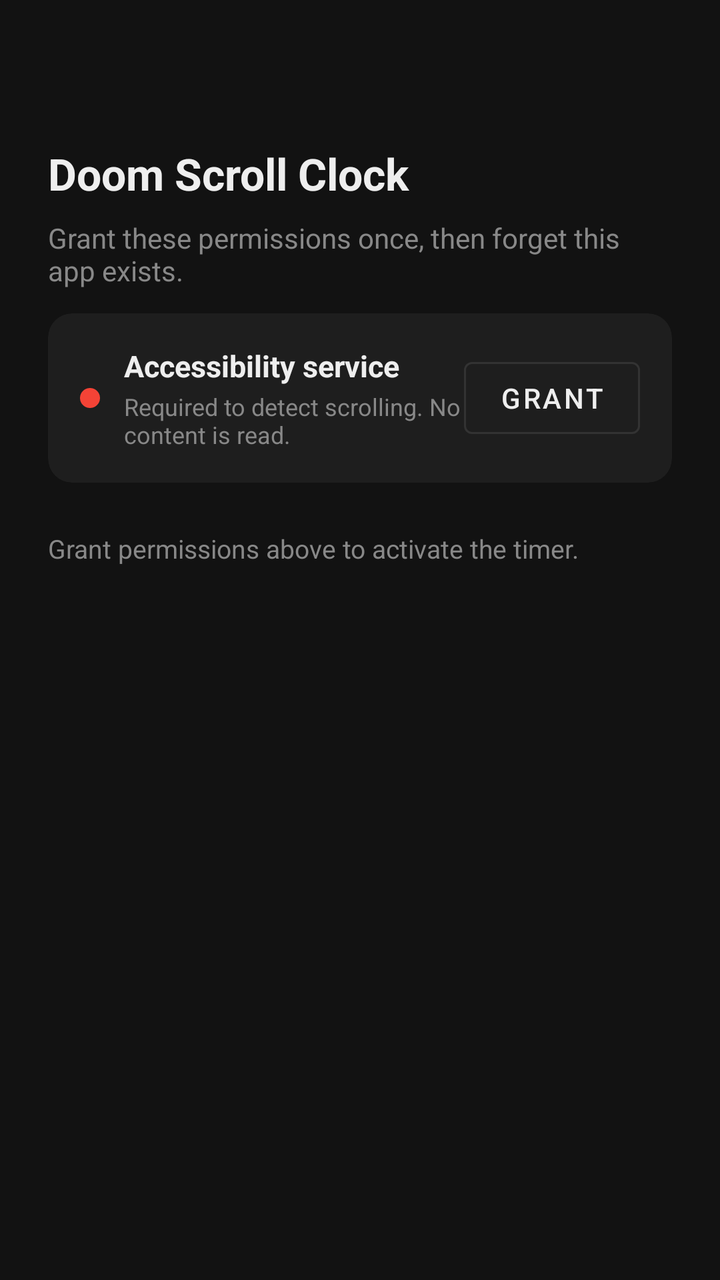
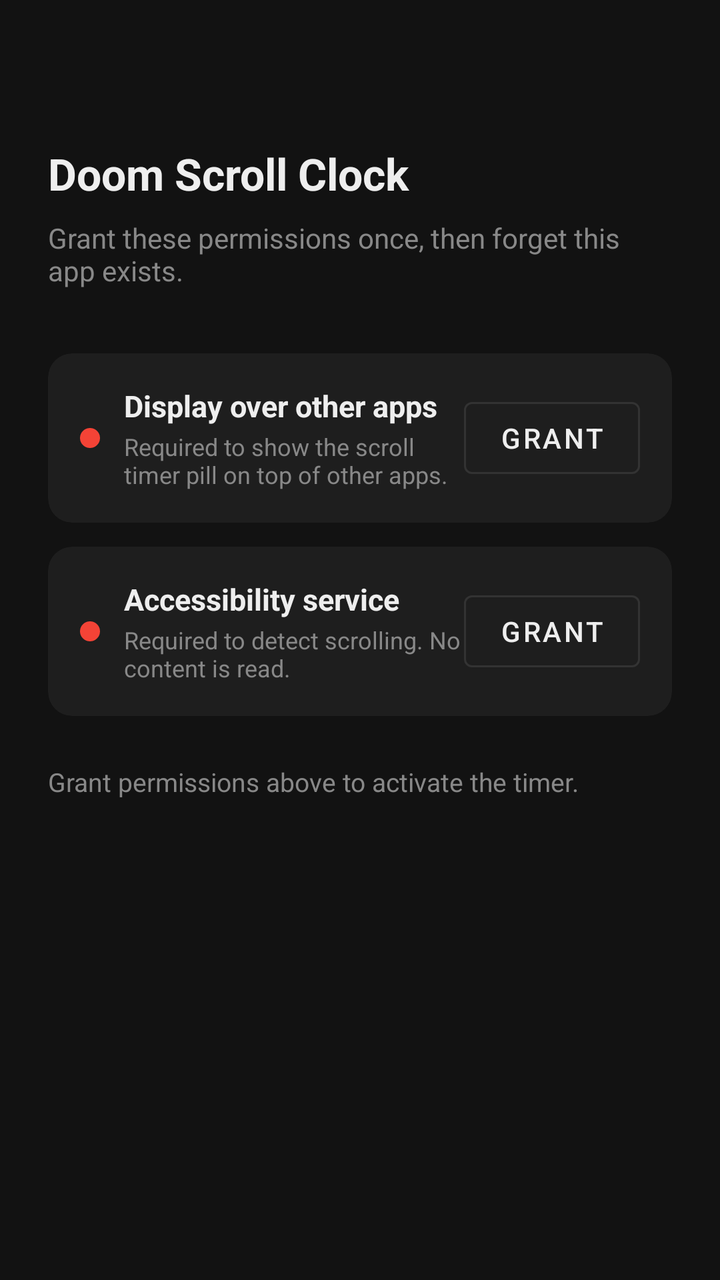

Two renders of the same Android screen: before a commit and after it. Below are the layout's source before the change and the commit's diff.
<!-- AndroidManifest.xml: application theme Theme.DoomScrollClock -->
<!-- res/layout/activity_main.xml -->
<?xml version="1.0" encoding="utf-8"?>
<androidx.constraintlayout.widget.ConstraintLayout
    xmlns:android="http://schemas.android.com/apk/res/android"
    xmlns:app="http://schemas.android.com/apk/res-auto"
    android:layout_width="match_parent"
    android:layout_height="match_parent"
    android:background="@color/colorBackground"
    android:padding="24dp">

    <TextView
        android:id="@+id/title"
        android:layout_width="wrap_content"
        android:layout_height="wrap_content"
        android:text="Doom Scroll Clock"
        android:textColor="@color/colorOnSurface"
        android:textSize="22sp"
        android:textStyle="bold"
        app:layout_constraintTop_toTopOf="parent"
        app:layout_constraintStart_toStartOf="parent"
        android:layout_marginTop="48dp" />

    <TextView
        android:id="@+id/subtitle"
        android:layout_width="wrap_content"
        android:layout_height="wrap_content"
        android:text="Grant these permissions once, then forget this app exists."
        android:textColor="#888888"
        android:textSize="14sp"
        app:layout_constraintTop_toBottomOf="@id/title"
        app:layout_constraintStart_toStartOf="parent"
        android:layout_marginTop="8dp" />

    
    <com.google.android.material.card.MaterialCardView
        android:id="@+id/card_notification"
        android:layout_width="match_parent"
        android:layout_height="wrap_content"
        app:cardBackgroundColor="@color/colorSurface"
        app:cardCornerRadius="12dp"
        app:cardElevation="0dp"
        app:strokeWidth="0dp"
        app:layout_constraintTop_toBottomOf="@id/subtitle"
        app:layout_constraintStart_toStartOf="parent"
        android:layout_marginTop="32dp"
        android:visibility="gone">

        <androidx.constraintlayout.widget.ConstraintLayout
            android:layout_width="match_parent"
            android:layout_height="wrap_content"
            android:padding="16dp">

            <View
                android:id="@+id/dot_notification"
                android:layout_width="10dp"
                android:layout_height="10dp"
                android:background="@drawable/dot_status"
                app:layout_constraintTop_toTopOf="parent"
                app:layout_constraintBottom_toBottomOf="parent"
                app:layout_constraintStart_toStartOf="parent" />

            <TextView
                android:id="@+id/label_notification"
                android:layout_width="0dp"
                android:layout_height="wrap_content"
                android:text="@string/permission_notification_title"
                android:textColor="@color/colorOnSurface"
                android:textSize="15sp"
                android:textStyle="bold"
                app:layout_constraintStart_toEndOf="@id/dot_notification"
                app:layout_constraintEnd_toStartOf="@id/btn_notification"
                app:layout_constraintTop_toTopOf="parent"
                android:layout_marginStart="12dp" />

            <TextView
                android:layout_width="0dp"
                android:layout_height="wrap_content"
                android:text="@string/permission_notification_desc"
                android:textColor="#888888"
                android:textSize="12sp"
                app:layout_constraintStart_toEndOf="@id/dot_notification"
                app:layout_constraintEnd_toStartOf="@id/btn_notification"
                app:layout_constraintTop_toBottomOf="@id/label_notification"
                android:layout_marginStart="12dp"
                android:layout_marginTop="2dp" />

            <com.google.android.material.button.MaterialButton
                android:id="@+id/btn_notification"
                style="@style/Widget.MaterialComponents.Button.OutlinedButton"
                android:layout_width="wrap_content"
                android:layout_height="wrap_content"
                android:text="@string/btn_grant"
                android:textColor="@color/colorOnSurface"
                app:strokeColor="@color/colorPrimaryVariant"
                app:layout_constraintEnd_toEndOf="parent"
                app:layout_constraintTop_toTopOf="parent"
                app:layout_constraintBottom_toBottomOf="parent" />

        </androidx.constraintlayout.widget.ConstraintLayout>
    </com.google.android.material.card.MaterialCardView>

    
    <com.google.android.material.card.MaterialCardView
        android:id="@+id/card_accessibility"
        android:layout_width="match_parent"
        android:layout_height="wrap_content"
        app:cardBackgroundColor="@color/colorSurface"
        app:cardCornerRadius="12dp"
        app:cardElevation="0dp"
        app:strokeWidth="0dp"
        app:layout_constraintTop_toBottomOf="@id/card_notification"
        app:layout_constraintStart_toStartOf="parent"
        android:layout_marginTop="12dp">

        <androidx.constraintlayout.widget.ConstraintLayout
            android:layout_width="match_parent"
            android:layout_height="wrap_content"
            android:padding="16dp">

            <View
                android:id="@+id/dot_accessibility"
                android:layout_width="10dp"
                android:layout_height="10dp"
                android:background="@drawable/dot_status"
                app:layout_constraintTop_toTopOf="parent"
                app:layout_constraintBottom_toBottomOf="parent"
                app:layout_constraintStart_toStartOf="parent" />

            <TextView
                android:id="@+id/label_accessibility"
                android:layout_width="0dp"
                android:layout_height="wrap_content"
                android:text="@string/permission_accessibility_title"
                android:textColor="@color/colorOnSurface"
                android:textSize="15sp"
                android:textStyle="bold"
                app:layout_constraintStart_toEndOf="@id/dot_accessibility"
                app:layout_constraintEnd_toStartOf="@id/btn_accessibility"
                app:layout_constraintTop_toTopOf="parent"
                android:layout_marginStart="12dp" />

            <TextView
                android:layout_width="0dp"
                android:layout_height="wrap_content"
                android:text="@string/permission_accessibility_desc"
                android:textColor="#888888"
                android:textSize="12sp"
                app:layout_constraintStart_toEndOf="@id/dot_accessibility"
                app:layout_constraintEnd_toStartOf="@id/btn_accessibility"
                app:layout_constraintTop_toBottomOf="@id/label_accessibility"
                android:layout_marginStart="12dp"
                android:layout_marginTop="2dp" />

            <com.google.android.material.button.MaterialButton
                android:id="@+id/btn_accessibility"
                style="@style/Widget.MaterialComponents.Button.OutlinedButton"
                android:layout_width="wrap_content"
                android:layout_height="wrap_content"
                android:text="@string/btn_grant"
                android:textColor="@color/colorOnSurface"
                app:strokeColor="@color/colorPrimaryVariant"
                app:layout_constraintEnd_toEndOf="parent"
                app:layout_constraintTop_toTopOf="parent"
                app:layout_constraintBottom_toBottomOf="parent" />

        </androidx.constraintlayout.widget.ConstraintLayout>
    </com.google.android.material.card.MaterialCardView>

    
    <TextView
        android:id="@+id/status_text"
        android:layout_width="wrap_content"
        android:layout_height="wrap_content"
        android:text="@string/status_missing_permissions"
        android:textColor="#888888"
        android:textSize="13sp"
        app:layout_constraintTop_toBottomOf="@id/card_accessibility"
        app:layout_constraintStart_toStartOf="parent"
        android:layout_marginTop="24dp" />

    
    <com.google.android.material.button.MaterialButton
        android:id="@+id/btn_stats"
        style="@style/Widget.MaterialComponents.Button.OutlinedButton"
        android:layout_width="match_parent"
        android:layout_height="wrap_content"
        android:text="@string/btn_stats"
        android:textColor="@color/colorOnSurface"
        app:strokeColor="@color/colorPrimaryVariant"
        app:layout_constraintTop_toBottomOf="@id/status_text"
        app:layout_constraintStart_toStartOf="parent"
        android:layout_marginTop="12dp"
        android:visibility="gone" />

    
    <LinearLayout
        android:id="@+id/layout_display_toggle"
        android:layout_width="match_parent"
        android:layout_height="wrap_content"
        android:orientation="vertical"
        app:layout_constraintTop_toBottomOf="@id/btn_stats"
        app:layout_constraintStart_toStartOf="parent"
        android:layout_marginTop="16dp"
        android:visibility="gone">

        <TextView
            android:layout_width="wrap_content"
            android:layout_height="wrap_content"
            android:text="Notification shows:"
            android:textColor="#888888"
            android:textSize="12sp"
            android:layout_marginBottom="8dp" />

        <LinearLayout
            android:layout_width="wrap_content"
            android:layout_height="wrap_content"
            android:orientation="horizontal">

            <com.google.android.material.button.MaterialButton
                android:id="@+id/btn_mode_time"
                style="@style/Widget.MaterialComponents.Button.OutlinedButton"
                android:layout_width="wrap_content"
                android:layout_height="wrap_content"
                android:text="⏱ Time"
                android:textColor="@color/colorOnSurface"
                app:strokeColor="@color/colorPrimaryVariant"
                android:layout_marginEnd="8dp" />

            <com.google.android.material.button.MaterialButton
                android:id="@+id/btn_mode_distance"
                style="@style/Widget.MaterialComponents.Button.OutlinedButton"
                android:layout_width="wrap_content"
                android:layout_height="wrap_content"
                android:text="📏 Distance"
                android:textColor="@color/colorOnSurface"
                app:strokeColor="@color/colorPrimaryVariant" />

        </LinearLayout>

    </LinearLayout>

</androidx.constraintlayout.widget.ConstraintLayout>
<!-- resources referenced by this layout -->
<resources>
  <color name="colorBackground">#121212</color>
  <color name="colorOnSurface">#EEEEEE</color>
  <color name="colorPrimaryVariant">#333333</color>
  <color name="colorSurface">#1E1E1E</color>
  <!-- drawable dot_status (drawable) -->
  <?xml version="1.0" encoding="utf-8"?>
  <shape xmlns:android="http://schemas.android.com/apk/res/android"
      android:shape="oval">
      <solid android:color="@color/colorNotGranted" />
  </shape>
  <string name="btn_grant">Grant</string>
  <string name="btn_stats">Stats →</string>
  <string name="permission_accessibility_desc">Required to detect scrolling. No content is read.</string>
  <string name="permission_accessibility_title">Accessibility service</string>
  <string name="permission_notification_desc">Required to show the live scroll timer in your notification bar.</string>
  <string name="permission_notification_title">Notification permission</string>
  <string name="status_missing_permissions">Grant permissions above to activate the timer.</string>
  <style name="Theme.DoomScrollClock" parent="Theme.MaterialComponents.DayNight.NoActionBar">
          <item name="colorPrimary">@color/colorPrimary</item>
          <item name="colorPrimaryVariant">@color/colorPrimaryVariant</item>
          <item name="colorOnPrimary">@color/colorOnPrimary</item>
          <item name="android:windowBackground">@color/colorBackground</item>
          <item name="android:statusBarColor">@color/colorBackground</item>
      </style>
  <color name="colorNotGranted">#F44336</color>
  <color name="colorPrimary">#1A1A1A</color>
  <color name="colorOnPrimary">#FFFFFF</color>
</resources>

<!-- the commit's change to res/layout/activity_main.xml (unified diff, before → after) -->
@@ -32,7 +32,7 @@
 
     
     <com.google.android.material.card.MaterialCardView
-        android:id="@+id/card_notification"
+        android:id="@+id/card_overlay"
         android:layout_width="match_parent"
         android:layout_height="wrap_content"
         app:cardBackgroundColor="@color/colorSurface"
@@ -41,7 +41,141 @@
         app:strokeWidth="0dp"
         app:layout_constraintTop_toBottomOf="@id/subtitle"
         app:layout_constraintStart_toStartOf="parent"
-        android:layout_marginTop="32dp"
+        android:layout_marginTop="32dp">
+
+        <androidx.constraintlayout.widget.ConstraintLayout
+            android:layout_width="match_parent"
+            android:layout_height="wrap_content"
+            android:padding="16dp">
+
+            <View
+                android:id="@+id/dot_overlay"
+                android:layout_width="10dp"
+                android:layout_height="10dp"
+                android:background="@drawable/dot_status"
+                app:layout_constraintTop_toTopOf="parent"
+                app:layout_constraintBottom_toBottomOf="parent"
+                app:layout_constraintStart_toStartOf="parent" />
+
+            <TextView
+                android:id="@+id/label_overlay"
+                android:layout_width="0dp"
+                android:layout_height="wrap_content"
+                android:text="@string/permission_overlay_title"
+                android:textColor="@color/colorOnSurface"
+                android:textSize="15sp"
+                android:textStyle="bold"
+                app:layout_constraintStart_toEndOf="@id/dot_overlay"
+                app:layout_constraintEnd_toStartOf="@id/btn_overlay"
+                app:layout_constraintTop_toTopOf="parent"
+                android:layout_marginStart="12dp" />
+
+            <TextView
+                android:layout_width="0dp"
+                android:layout_height="wrap_content"
+                android:text="@string/permission_overlay_desc"
+                android:textColor="#888888"
+                android:textSize="12sp"
+                app:layout_constraintStart_toEndOf="@id/dot_overlay"
+                app:layout_constraintEnd_toStartOf="@id/btn_overlay"
+                app:layout_constraintTop_toBottomOf="@id/label_overlay"
+                android:layout_marginStart="12dp"
+                android:layout_marginTop="2dp" />
+
+            <com.google.android.material.button.MaterialButton
+                android:id="@+id/btn_overlay"
+                style="@style/Widget.MaterialComponents.Button.OutlinedButton"
+                android:layout_width="wrap_content"
+                android:layout_height="wrap_content"
+                android:text="@string/btn_grant"
+                android:textColor="@color/colorOnSurface"
+                app:strokeColor="@color/colorPrimaryVariant"
+                app:layout_constraintEnd_toEndOf="parent"
+                app:layout_constraintTop_toTopOf="parent"
+                app:layout_constraintBottom_toBottomOf="parent" />
+
+        </androidx.constraintlayout.widget.ConstraintLayout>
+    </com.google.android.material.card.MaterialCardView>
+
+    
+    <com.google.android.material.card.MaterialCardView
+        android:id="@+id/card_accessibility"
+        android:layout_width="match_parent"
+        android:layout_height="wrap_content"
+        app:cardBackgroundColor="@color/colorSurface"
+        app:cardCornerRadius="12dp"
+        app:cardElevation="0dp"
+        app:strokeWidth="0dp"
+        app:layout_constraintTop_toBottomOf="@id/card_overlay"
+        app:layout_constraintStart_toStartOf="parent"
+        android:layout_marginTop="12dp">
+
+        <androidx.constraintlayout.widget.ConstraintLayout
+            android:layout_width="match_parent"
+            android:layout_height="wrap_content"
+            android:padding="16dp">
+
+            <View
+                android:id="@+id/dot_accessibility"
+                android:layout_width="10dp"
+                android:layout_height="10dp"
+                android:background="@drawable/dot_status"
+                app:layout_constraintTop_toTopOf="parent"
+                app:layout_constraintBottom_toBottomOf="parent"
+                app:layout_constraintStart_toStartOf="parent" />
+
+            <TextView
+                android:id="@+id/label_accessibility"
+                android:layout_width="0dp"
+                android:layout_height="wrap_content"
+                android:text="@string/permission_accessibility_title"
+                android:textColor="@color/colorOnSurface"
+                android:textSize="15sp"
+                android:textStyle="bold"
+                app:layout_constraintStart_toEndOf="@id/dot_accessibility"
+                app:layout_constraintEnd_toStartOf="@id/btn_accessibility"
+                app:layout_constraintTop_toTopOf="parent"
+                android:layout_marginStart="12dp" />
+
+            <TextView
+                android:layout_width="0dp"
+                android:layout_height="wrap_content"
+                android:text="@string/permission_accessibility_desc"
+                android:textColor="#888888"
+                android:textSize="12sp"
+                app:layout_constraintStart_toEndOf="@id/dot_accessibility"
+                app:layout_constraintEnd_toStartOf="@id/btn_accessibility"
+                app:layout_constraintTop_toBottomOf="@id/label_accessibility"
+                android:layout_marginStart="12dp"
+                android:layout_marginTop="2dp" />
+
+            <com.google.android.material.button.MaterialButton
+                android:id="@+id/btn_accessibility"
+                style="@style/Widget.MaterialComponents.Button.OutlinedButton"
+                android:layout_width="wrap_content"
+                android:layout_height="wrap_content"
+                android:text="@string/btn_grant"
+                android:textColor="@color/colorOnSurface"
+                app:strokeColor="@color/colorPrimaryVariant"
+                app:layout_constraintEnd_toEndOf="parent"
+                app:layout_constraintTop_toTopOf="parent"
+                app:layout_constraintBottom_toBottomOf="parent" />
+
+        </androidx.constraintlayout.widget.ConstraintLayout>
+    </com.google.android.material.card.MaterialCardView>
+
+    
+    <com.google.android.material.card.MaterialCardView
+        android:id="@+id/card_notification"
+        android:layout_width="match_parent"
+        android:layout_height="wrap_content"
+        app:cardBackgroundColor="@color/colorSurface"
+        app:cardCornerRadius="12dp"
+        app:cardElevation="0dp"
+        app:strokeWidth="0dp"
+        app:layout_constraintTop_toBottomOf="@id/card_accessibility"
+        app:layout_constraintStart_toStartOf="parent"
+        android:layout_marginTop="12dp"
         android:visibility="gone">
 
         <androidx.constraintlayout.widget.ConstraintLayout
@@ -99,73 +233,6 @@
     </com.google.android.material.card.MaterialCardView>
 
     
-    <com.google.android.material.card.MaterialCardView
-        android:id="@+id/card_accessibility"
-        android:layout_width="match_parent"
-        android:layout_height="wrap_content"
-        app:cardBackgroundColor="@color/colorSurface"
-        app:cardCornerRadius="12dp"
-        app:cardElevation="0dp"
-        app:strokeWidth="0dp"
-        app:layout_constraintTop_toBottomOf="@id/card_notification"
-        app:layout_constraintStart_toStartOf="parent"
-        android:layout_marginTop="12dp">
-
-        <androidx.constraintlayout.widget.ConstraintLayout
-            android:layout_width="match_parent"
-            android:layout_height="wrap_content"
-            android:padding="16dp">
-
-            <View
-                android:id="@+id/dot_accessibility"
-                android:layout_width="10dp"
-                android:layout_height="10dp"
-                android:background="@drawable/dot_status"
-                app:layout_constraintTop_toTopOf="parent"
-                app:layout_constraintBottom_toBottomOf="parent"
-                app:layout_constraintStart_toStartOf="parent" />
-
-            <TextView
-                android:id="@+id/label_accessibility"
-                android:layout_width="0dp"
-                android:layout_height="wrap_content"
-                android:text="@string/permission_accessibility_title"
-                android:textColor="@color/colorOnSurface"
-                android:textSize="15sp"
-                android:textStyle="bold"
-                app:layout_constraintStart_toEndOf="@id/dot_accessibility"
-                app:layout_constraintEnd_toStartOf="@id/btn_accessibility"
-                app:layout_constraintTop_toTopOf="parent"
-                android:layout_marginStart="12dp" />
-
-            <TextView
-                android:layout_width="0dp"
-                android:layout_height="wrap_content"
-                android:text="@string/permission_accessibility_desc"
-                android:textColor="#888888"
-                android:textSize="12sp"
-                app:layout_constraintStart_toEndOf="@id/dot_accessibility"
-                app:layout_constraintEnd_toStartOf="@id/btn_accessibility"
-                app:layout_constraintTop_toBottomOf="@id/label_accessibility"
-                android:layout_marginStart="12dp"
-                android:layout_marginTop="2dp" />
-
-            <com.google.android.material.button.MaterialButton
-                android:id="@+id/btn_accessibility"
-                style="@style/Widget.MaterialComponents.Button.OutlinedButton"
-                android:layout_width="wrap_content"
-                android:layout_height="wrap_content"
-                android:text="@string/btn_grant"
-                android:textColor="@color/colorOnSurface"
-                app:strokeColor="@color/colorPrimaryVariant"
-                app:layout_constraintEnd_toEndOf="parent"
-                app:layout_constraintTop_toTopOf="parent"
-                app:layout_constraintBottom_toBottomOf="parent" />
-
-        </androidx.constraintlayout.widget.ConstraintLayout>
-    </com.google.android.material.card.MaterialCardView>
-
-    
     <TextView
         android:id="@+id/status_text"
         android:layout_width="wrap_content"
@@ -173,7 +240,7 @@
         android:text="@string/status_missing_permissions"
         android:textColor="#888888"
         android:textSize="13sp"
-        app:layout_constraintTop_toBottomOf="@id/card_accessibility"
+        app:layout_constraintTop_toBottomOf="@id/card_notification"
         app:layout_constraintStart_toStartOf="parent"
         android:layout_marginTop="24dp" />
 
@@ -205,7 +272,7 @@
         <TextView
             android:layout_width="wrap_content"
             android:layout_height="wrap_content"
-            android:text="Notification shows:"
+            android:text="Pill shows:"
             android:textColor="#888888"
             android:textSize="12sp"
             android:layout_marginBottom="8dp" />
<!-- resource entries referenced after the edit -->
@@ -14,8 +14,10 @@
   <string name="btn_stats">Stats →</string>
   <string name="permission_accessibility_desc">Required to detect scrolling. No content is read.</string>
   <string name="permission_accessibility_title">Accessibility service</string>
-  <string name="permission_notification_desc">Required to show the live scroll timer in your notification bar.</string>
-  <string name="permission_notification_title">Notification permission</string>
+  <string name="permission_notification_desc">Shows a fun fact after each scroll session ends.</string>
+  <string name="permission_notification_title">Notifications (optional)</string>
+  <string name="permission_overlay_desc">Required to show the scroll timer pill on top of other apps.</string>
+  <string name="permission_overlay_title">Display over other apps</string>
   <string name="status_missing_permissions">Grant permissions above to activate the timer.</string>
   <style name="Theme.DoomScrollClock" parent="Theme.MaterialComponents.DayNight.NoActionBar">
           <item name="colorPrimary">@color/colorPrimary</item>
